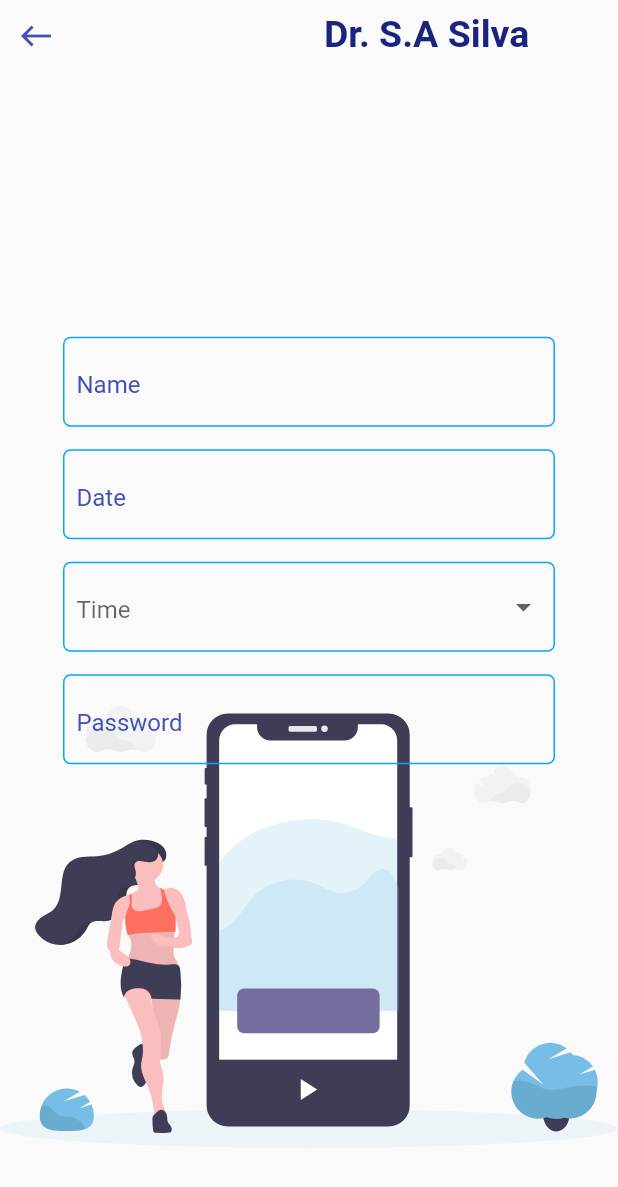
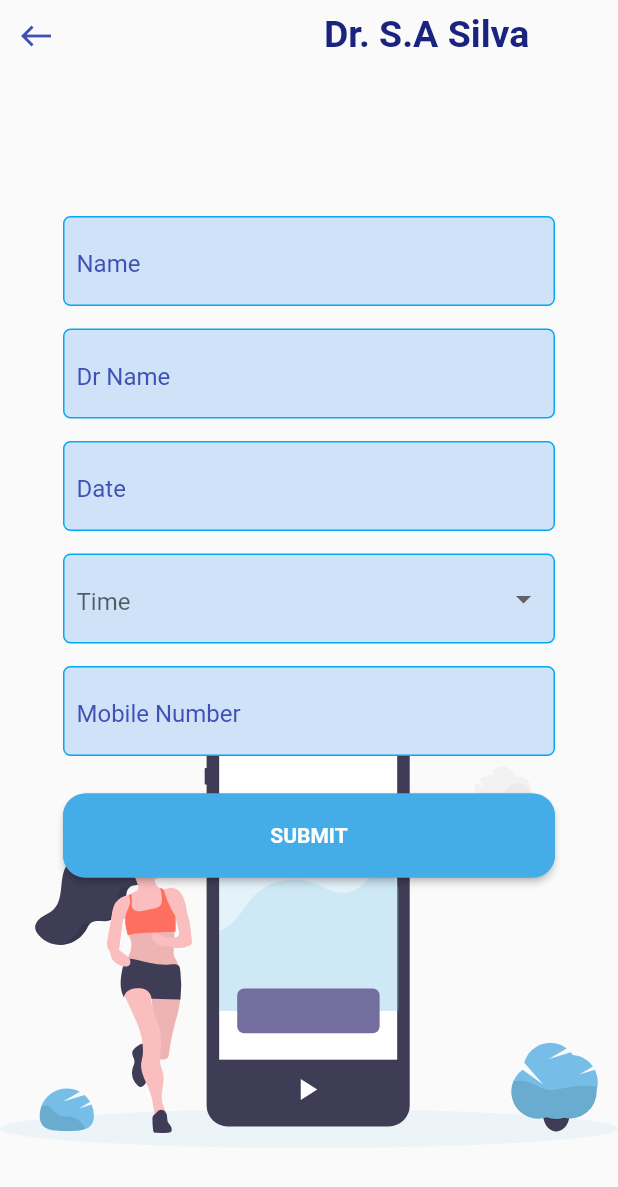
Before and after one commit to chathurikaPerera/Care_Me, a Flutter app: the Appointments screen opened directly, on a phone screen of 412 x 824 dp. Shown: the top 1187 px of the screen. Run offline on Flutter 3.47's test engine with Material 2 defaults, Android fonts, the light colour scheme and no system bars; our stand-ins replace cloud_firestore, firebase_auth, firebase_core, flutter_svg; missing offline and left inert: dart:html; accounts and stored records are empty.

Commit message:
2021-04-31

```diff
--- a/lib/screens/patient/channel/appointment.dart
+++ b/lib/screens/patient/channel/appointment.dart
@@ -20,18 +20,17 @@ class _AppointmentsState extends State<Appointments> {
         child: Stack(
           children: [
             Align(
-              alignment: Alignment.bottomRight,
+              alignment: Alignment.bottomCenter,
               child: Container(
                 height: MediaQuery.of(context).size.height/2,
                 width: MediaQuery.of(context).size.width,
-                child: SvgPicture.asset('assets/images/bbbb.svg'),
-
+                child: SvgPicture.asset(
+                    'assets/images/bbbb.svg'),
               ),
             ),
             Column(
               children: [
              Container(
-                child: Container(
                   child: SafeArea(
                     child:Column(
                       children: [
@@ -65,31 +64,21 @@ class _AppointmentsState extends State<Appointments> {
                       ],
                     ),
                   ),
-                ),
-              ),
-              SizedBox(
-                height: 20.0,
-              ),
-              Expanded(
-                child: SingleChildScrollView(
-                    scrollDirection: Axis.vertical,//AppointmentForm(),
-                ),
               ),
             ],
           ),
             Center(
               child: Container(
                 decoration: BoxDecoration(
-                    color: Colors.transparent,
+                    //color: Colors.yellowAccent,
                 ),
-                margin: EdgeInsets.only(top: 10, bottom: 100, left: 18, right: 18),
-                child: Expanded(
+                margin: EdgeInsets.only( bottom: 100, left: 18, right: 18),
+
                   child: SingleChildScrollView(
                     child: AppointmentForm(),
                   ),
                 ),
               ),
-            )
           ],
         ),
       ),
--- a/lib/screens/patient/component/appointment_form.dart
+++ b/lib/screens/patient/component/appointment_form.dart
@@ -1,3 +1,4 @@
+import 'package:care_me/components/button.dart';
 import 'package:flutter/material.dart';
 
 class AppointmentForm extends StatefulWidget {
@@ -6,11 +7,30 @@ class AppointmentForm extends StatefulWidget {
 }
 
 class _AppointmentFormState extends State<AppointmentForm> {
+
+  String _time;
+  final GlobalKey<FormState> _formkey = GlobalKey();
+  TextEditingController _name = new TextEditingController();
+  TextEditingController _drname = new TextEditingController();
+  TextEditingController _date = new TextEditingController();
+  //TextEditingController _time = new TextEditingController();
+  TextEditingController _mobile = new TextEditingController();
+
+  Future<bool> _submit() async {
+    print(_name.text);
+    print(_drname.text);
+    print(_date.text);
+    print(_time);
+    print(_mobile.text);
+  }
+
+
   @override
   Widget build(BuildContext context) {
+
     return SingleChildScrollView(
         child: Form(
-          //key: _formkey,
+          key: _formkey,
           child:Container(
             margin: const EdgeInsets.all(24.0),
             child: Column(
@@ -20,6 +40,7 @@ class _AppointmentFormState extends State<AppointmentForm> {
                   alignment: Alignment.centerLeft,
                   height: 60.0,
                   decoration: BoxDecoration(
+                    color: Color(0xFFCFE2F8),
                     borderRadius: BorderRadius.circular(5),
                     border: Border.all(
                       color: Colors.lightBlue,
@@ -29,7 +50,7 @@ class _AppointmentFormState extends State<AppointmentForm> {
                   child: Padding(
                     padding: const EdgeInsets.all(8.0),
                     child: TextFormField(
-                      //controller: _name,
+                      controller: _name,
                       decoration: InputDecoration(
                         //focusColor: Colors.white,
                         border: InputBorder.none,
@@ -52,9 +73,43 @@ class _AppointmentFormState extends State<AppointmentForm> {
                 ),
                 SizedBox(height: 15.0,),
                 Container(
+                  alignment: Alignment.centerLeft,
                   height: 60.0,
                   decoration: BoxDecoration(
-                    //border: Border.all(color: Colors.indigo),
+                    color: Color(0xFFCFE2F8),
+                    borderRadius: BorderRadius.circular(5),
+                    border: Border.all(
+                      color: Colors.lightBlue,
+                    ),
+                  ),
+                  //padding: EdgeInsets.only(top: 20.0),
+                  child: Padding(
+                    padding: const EdgeInsets.all(8.0),
+                    child: TextFormField(
+                      controller: _drname,
+                      decoration: InputDecoration(
+                        border: InputBorder.none,
+                        hintText: 'Dr Name',
+                        hintStyle: TextStyle(
+                          color: Colors.indigo,
+                        ),
+                      ),
+                      cursorHeight: 25.0,
+                      validator: (value){
+                        if(value.isEmpty)
+                        {
+                          return 'Invalid Name';
+                        }
+                        return null;
+                      },
+                    ),
+                  ),
+                ),
+                SizedBox(height: 15.0,),
+                Container(
+                  height: 60.0,
+                  decoration: BoxDecoration(
+                    color: Color(0xFFCFE2F8),
                     borderRadius: BorderRadius.circular(5),
                     border: Border.all(
                       color: Colors.lightBlue,
@@ -64,6 +119,7 @@ class _AppointmentFormState extends State<AppointmentForm> {
                   child: Padding(
                     padding: const EdgeInsets.all(8.0),
                     child: TextFormField(
+                      controller: _date,
                       decoration: InputDecoration(
                         //focusColor: Colors.indigo[900],
                         hintText: 'Date',
@@ -76,7 +132,7 @@ class _AppointmentFormState extends State<AppointmentForm> {
                       validator: (value){
                         if(value.isEmpty)
                         {
-                          return 'Invalid Email';
+                          return 'Please select Date';
                         }
                         return null;
                       },
@@ -88,6 +144,7 @@ class _AppointmentFormState extends State<AppointmentForm> {
                 Container(
                   height: 60.0,
                   decoration: BoxDecoration(
+                    color: Color(0xFFCFE2F8),
                     borderRadius: BorderRadius.circular(5),
                     border: Border.all(
                       color: Colors.lightBlue,
@@ -117,7 +174,7 @@ class _AppointmentFormState extends State<AppointmentForm> {
 
                         ],
                         onChanged: (value) {
-                          //_userRole = value;
+                          _time= value;
                         }
 
                     ),
@@ -127,6 +184,7 @@ class _AppointmentFormState extends State<AppointmentForm> {
                 Container(
                   height: 60.0,
                   decoration: BoxDecoration(
+                    color: Color(0xFFCFE2F8),
                     borderRadius: BorderRadius.circular(5),
                     border: Border.all(
                       color: Colors.lightBlue,
@@ -136,9 +194,10 @@ class _AppointmentFormState extends State<AppointmentForm> {
                   child: Padding(
                     padding: const EdgeInsets.all(8.0),
                     child: TextFormField(
+                      controller: _mobile,
                       decoration: InputDecoration(
                         border: InputBorder.none,
-                        hintText: 'Password',
+                        hintText: 'Mobile Number',
                         hintStyle: TextStyle(
                           color: Colors.indigo,
                         ),
@@ -155,6 +214,17 @@ class _AppointmentFormState extends State<AppointmentForm> {
                   ),
                 ),
                 SizedBox(height: 15.0,),
+                Container(
+                  child: Button(
+                    text: 'SUBMIT',
+                    textColor: Colors.white,
+                    color: Color(0xFF44ACE7),
+                    borderColor: Color(0xFF44ACE7),
+                    press: (){
+                      _submit();
+                    },
+                  ),
+                )
               ],
             ),
           ),
--- a/lib/screens/signup/signup.dart
+++ b/lib/screens/signup/signup.dart
@@ -27,8 +27,8 @@ class _SignupState extends State<Signup> {
 
   Future<bool> _submit() async{
    try {
-     print(_name.text);
-     print(_email.text);
+     //print(_name.text);
+     //print(_email.text);
      //await Firebase.initializeApp();
      UserCredential user = await FirebaseAuth.instance
          .createUserWithEmailAndPassword(
@@ -37,11 +37,6 @@ class _SignupState extends State<Signup> {
      );
      if(FirebaseAuth.instance.currentUser != null)
        {
-         // Provider.of<Authentication>(context, listen: false).addUser(
-         //   _name.text.trim(),
-         //   _email.text.trim(),
-         //   _userRole.trim(),
-         // );
          CollectionReference user = FirebaseFirestore.instance.collection('users');
          String uid = auth.currentUser.uid.toString();
          // user.add({
```
